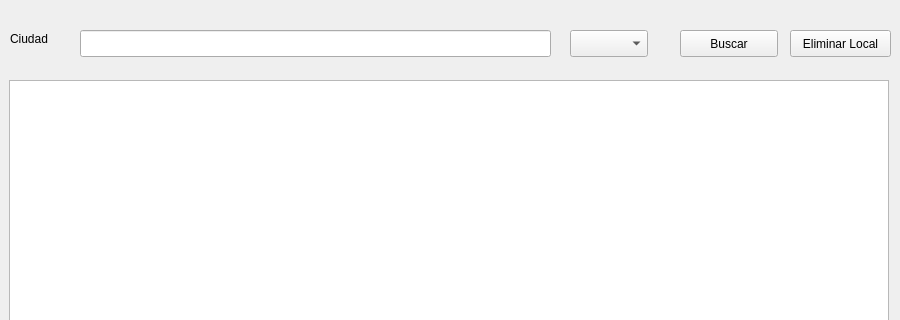
First picture: the form in nuevo_tabla.ui, repository jose8club/Local, before the edit; both pictures show x 0 to 900 and y 0 to 320 of the 900 by 600 pixel window.
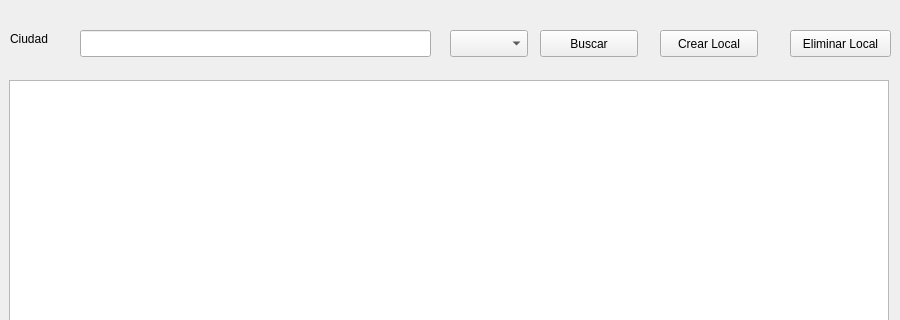
Second picture: the form after the edit.

Commit message: final con boton crear local

Diff of the .ui file:
```diff
--- a/nuevo_tabla.ui
+++ b/nuevo_tabla.ui
@@ -19,7 +19,7 @@
      <rect>
       <x>80</x>
       <y>30</y>
-      <width>471</width>
+      <width>351</width>
       <height>27</height>
      </rect>
     </property>
@@ -27,7 +27,7 @@
    <widget class="QComboBox" name="combo">
     <property name="geometry">
      <rect>
-      <x>570</x>
+      <x>450</x>
       <y>30</y>
       <width>78</width>
       <height>27</height>
@@ -37,7 +37,7 @@
    <widget class="QPushButton" name="b1">
     <property name="geometry">
      <rect>
-      <x>680</x>
+      <x>540</x>
       <y>30</y>
       <width>98</width>
       <height>27</height>
@@ -96,6 +96,19 @@
      </rect>
     </property>
    </widget>
+   <widget class="QPushButton" name="local">
+    <property name="geometry">
+     <rect>
+      <x>660</x>
+      <y>30</y>
+      <width>98</width>
+      <height>27</height>
+     </rect>
+    </property>
+    <property name="text">
+     <string>Crear Local</string>
+    </property>
+   </widget>
   </widget>
   <widget class="QMenuBar" name="menubar">
    <property name="geometry">
```
The commit also changes 1 other file.
